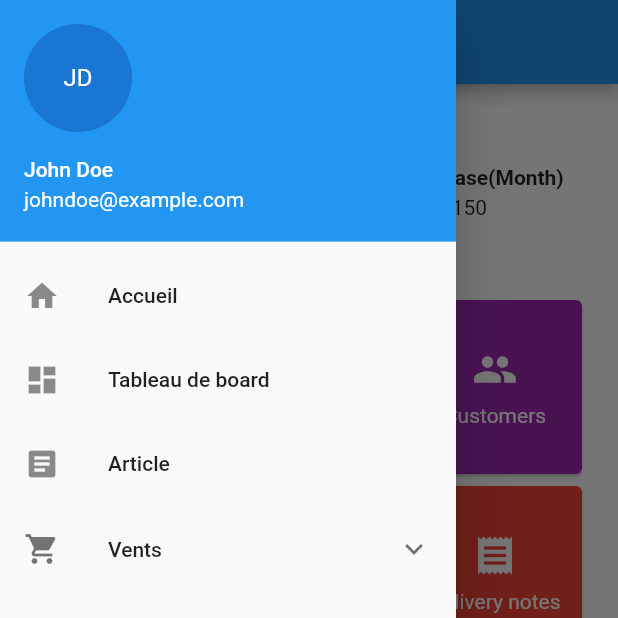
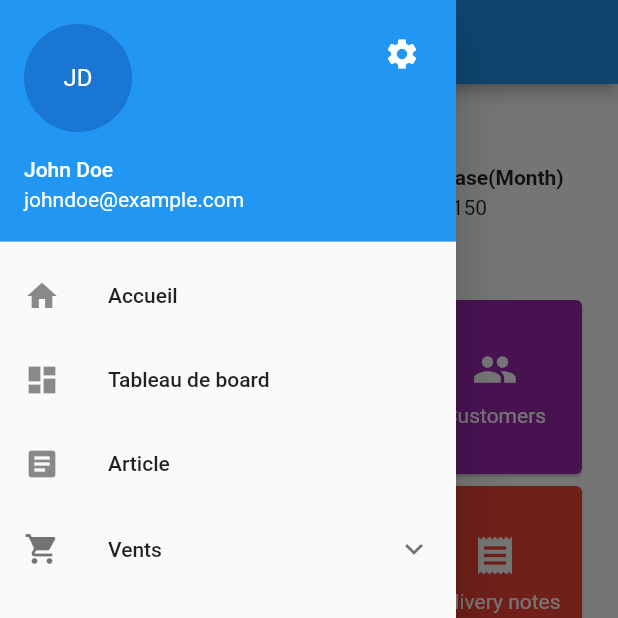
Before and after one commit to TAYBI/gestion_mobile, a Flutter app: the screen it shows after launch, with the side drawer open, on a phone screen of 412 x 824 dp, the top half of it. Run offline on Flutter 3.47's test engine with Material 2 defaults, Android fonts, the phone set to English and light mode, and no system bars; our stand-ins replace flutter_hooks.

Commit message:
add more icon to clients, and setting icon to drawer

```diff
--- a/lib/clients_screen.dart
+++ b/lib/clients_screen.dart
@@ -84,8 +84,11 @@ class ClientScreen extends StatelessWidget {
             icon: Icon(Icons.filter_alt),
             onPressed: () {},
           ),
+          IconButton(
+            icon: Icon(Icons.more_vert),
+            onPressed: () {},
+          ),
         ],
-        centerTitle: true,
       ),
       body: ListView(
         children: <Widget>[
--- a/lib/main.dart
+++ b/lib/main.dart
@@ -99,12 +99,29 @@ class _MyAppState extends State<MyApp> {
             child: ListView(
               padding: EdgeInsets.zero,
               children: [
+                // IconButton(
+                //   icon: Icon(Icons.settings),
+                //   onPressed: () {
+                //     // handle icon button tap
+                //   },
+                // ),
                 UserAccountsDrawerHeader(
                   accountName: Text("John Doe"),
                   accountEmail: Text("johndoe@example.com"),
                   currentAccountPicture: CircleAvatar(
                     child: Text("JD"),
                   ),
+                  otherAccountsPictures: [
+                    IconButton(
+                      icon: Icon(
+                        Icons.settings,
+                        color: Colors.white,
+                      ),
+                      onPressed: () {
+                        // handle icon button tap
+                      },
+                    ),
+                  ],
                 ),
                 ListTile(
                   leading: Icon(Icons.home),
```
